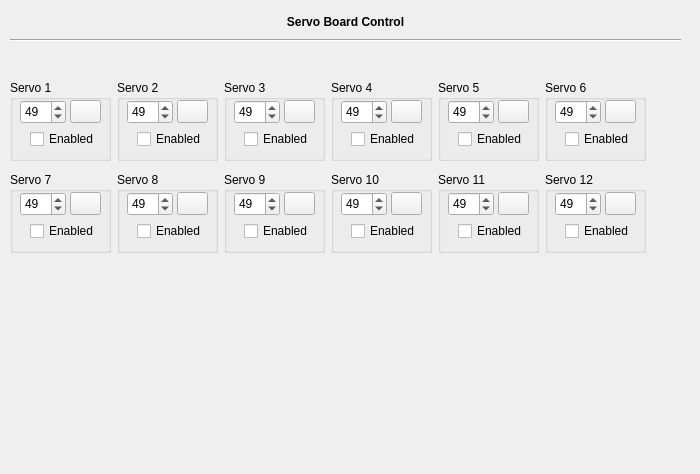
The window that src/servoboard_main.ui (jgen/ServoControl) describes before a commit, drawn with Qt 5.
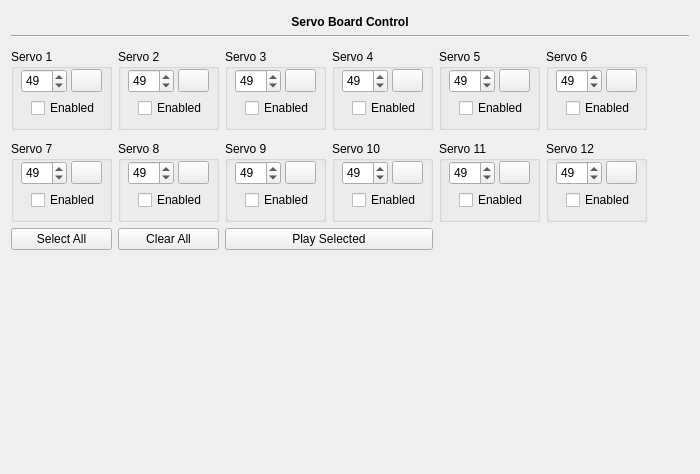
The same window after the commit. Icons and pictures are not drawn.

Patch:
```diff
--- a/src/servoboard_main.ui
+++ b/src/servoboard_main.ui
@@ -13,17 +13,13 @@
   <property name="windowTitle">
    <string>Form</string>
   </property>
-  <widget class="QWidget" name="gridLayoutWidget">
-   <property name="geometry">
-    <rect>
-     <x>10</x>
-     <y>80</y>
-     <width>671</width>
-     <height>211</height>
-    </rect>
-   </property>
-   <layout class="QGridLayout" name="gridLayout">
+  <layout class="QGridLayout" name="gridLayout_2">
     <item row="0" column="0">
+    <layout class="QGridLayout" name="gridMainLayout">
+     <property name="sizeConstraint">
+      <enum>QLayout::SetDefaultConstraint</enum>
+     </property>
+     <item row="1" column="0">
      <widget class="QGroupBox" name="grpServo1">
       <property name="minimumSize">
        <size>
@@ -94,7 +90,7 @@
       </widget>
      </widget>
     </item>
-    <item row="0" column="1">
+     <item row="1" column="1">
      <widget class="QGroupBox" name="grpServo2">
       <property name="minimumSize">
        <size>
@@ -165,7 +161,7 @@
       </widget>
      </widget>
     </item>
-    <item row="0" column="6">
+     <item row="1" column="6">
      <spacer name="horizontalSpacer_2">
       <property name="orientation">
        <enum>Qt::Horizontal</enum>
@@ -181,7 +177,7 @@
       </property>
      </spacer>
     </item>
-    <item row="1" column="0">
+     <item row="2" column="0">
      <spacer name="verticalSpacer">
       <property name="orientation">
        <enum>Qt::Vertical</enum>
@@ -197,7 +193,7 @@
       </property>
      </spacer>
     </item>
-    <item row="2" column="0">
+     <item row="3" column="0">
      <widget class="QGroupBox" name="grpServo7">
       <property name="minimumSize">
        <size>
@@ -268,7 +264,7 @@
       </widget>
      </widget>
     </item>
-    <item row="0" column="2">
+     <item row="1" column="2">
      <widget class="QGroupBox" name="grpServo3">
       <property name="minimumSize">
        <size>
@@ -339,7 +335,7 @@
       </widget>
      </widget>
     </item>
-    <item row="0" column="3">
+     <item row="1" column="3">
      <widget class="QGroupBox" name="grpServo4">
       <property name="minimumSize">
        <size>
@@ -410,7 +406,7 @@
       </widget>
      </widget>
     </item>
-    <item row="0" column="4">
+     <item row="1" column="4">
      <widget class="QGroupBox" name="grpServo5">
       <property name="minimumSize">
        <size>
@@ -481,7 +477,7 @@
       </widget>
      </widget>
     </item>
-    <item row="0" column="5">
+     <item row="1" column="5">
      <widget class="QGroupBox" name="grpServo6">
       <property name="minimumSize">
        <size>
@@ -552,7 +548,7 @@
       </widget>
      </widget>
     </item>
-    <item row="2" column="1">
+     <item row="3" column="1">
      <widget class="QGroupBox" name="grpServo8">
       <property name="minimumSize">
        <size>
@@ -623,7 +619,7 @@
       </widget>
      </widget>
     </item>
-    <item row="2" column="2">
+     <item row="3" column="2">
      <widget class="QGroupBox" name="grpServo9">
       <property name="minimumSize">
        <size>
@@ -694,7 +690,7 @@
       </widget>
      </widget>
     </item>
-    <item row="2" column="3">
+     <item row="3" column="3">
      <widget class="QGroupBox" name="grpServo10">
       <property name="minimumSize">
        <size>
@@ -765,7 +761,7 @@
       </widget>
      </widget>
     </item>
-    <item row="2" column="4">
+     <item row="3" column="4">
      <widget class="QGroupBox" name="grpServo11">
       <property name="minimumSize">
        <size>
@@ -836,7 +832,7 @@
       </widget>
      </widget>
     </item>
-    <item row="2" column="5">
+     <item row="3" column="5">
      <widget class="QGroupBox" name="grpServo12">
       <property name="minimumSize">
        <size>
@@ -907,7 +903,7 @@
       </widget>
      </widget>
     </item>
-    <item row="3" column="0">
+     <item row="5" column="0">
      <spacer name="verticalSpacer_3">
       <property name="orientation">
        <enum>Qt::Vertical</enum>
@@ -920,30 +916,48 @@
       </property>
      </spacer>
     </item>
-   </layout>
-  </widget>
-  <widget class="QWidget" name="verticalLayoutWidget">
-   <property name="geometry">
-    <rect>
-     <x>10</x>
-     <y>10</y>
-     <width>671</width>
-     <height>41</height>
-    </rect>
-   </property>
+     <item row="4" column="0">
+      <widget class="QPushButton" name="btnSelectAll">
+       <property name="text">
+        <string>Select All</string>
+       </property>
+      </widget>
+     </item>
+     <item row="4" column="1">
+      <widget class="QPushButton" name="btnClearAll">
+       <property name="text">
+        <string>Clear All</string>
+       </property>
+      </widget>
+     </item>
+     <item row="4" column="2" colspan="2">
+      <widget class="QPushButton" name="btnPlaySelected">
+       <property name="text">
+        <string>Play Selected</string>
+       </property>
+       <property name="icon">
+        <iconset resource="SerialPortIcons.qrc">
+         <normaloff>:/res/images/play_large_green.png</normaloff>:/res/images/play_large_green.png</iconset>
+       </property>
+      </widget>
+     </item>
+     <item row="0" column="0" colspan="7">
    <layout class="QVBoxLayout" name="verticalLayout">
+       <property name="spacing">
+        <number>2</number>
+       </property>
     <item>
      <widget class="QLabel" name="lblPortConnect">
       <property name="minimumSize">
        <size>
         <width>0</width>
-        <height>15</height>
+           <height>22</height>
        </size>
       </property>
       <property name="maximumSize">
        <size>
         <width>16777215</width>
-        <height>15</height>
+           <height>22</height>
        </size>
       </property>
       <property name="font">
@@ -999,7 +1013,10 @@
      </spacer>
     </item>
    </layout>
-  </widget>
+     </item>
+    </layout>
+   </item>
+  </layout>
  </widget>
  <resources>
   <include location="SerialPortIcons.qrc"/>
```
Left out of the diff: 2 changed lines with no effect on the pictures. Lines whose indentation alone changed are shown as unchanged.
